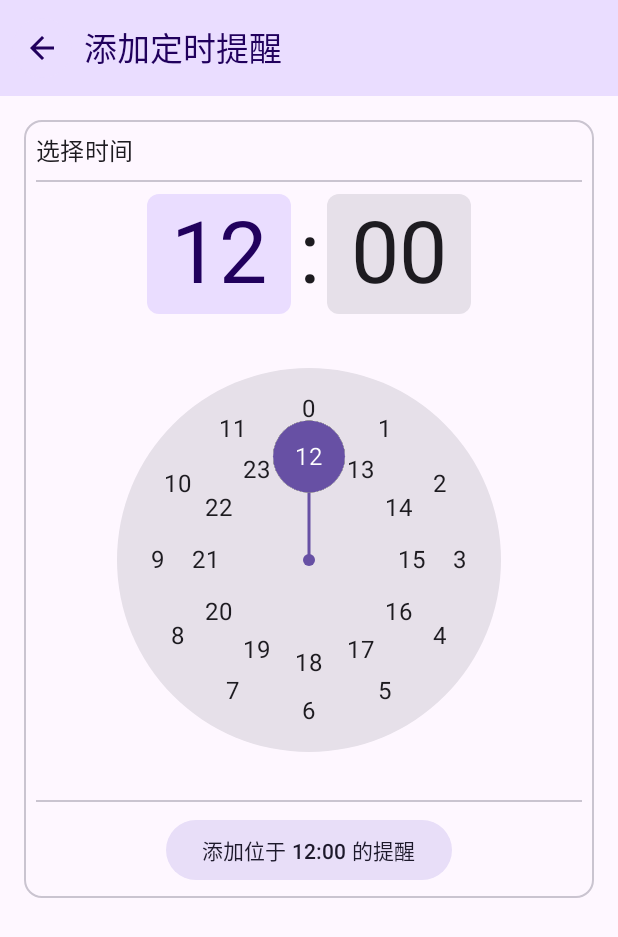
After one commit to 2024-Android-Homework/WaterTime, an Android app built with Jetpack Compose: the AddAlarmView screen opened through its navigation route, on a phone screen of 412 x 824 dp. The commit adds this screen. Shown: the top 937 px of the screen. Run offline under Robolectric (Android 15) with nearby library versions, the phone set to English and light mode, and no system bars.

Commit message:
Add time selector

```diff
--- a/app/build.gradle.kts
+++ b/app/build.gradle.kts
@@ -68,6 +68,9 @@ dependencies {
     implementation(libs.androidx.material3)
     implementation(libs.androidx.work.runtime.ktx)
     implementation(libs.gson)
+    implementation(libs.androidx.navigation.common)
+    implementation(libs.androidx.navigation.compose)
+    implementation(libs.androidx.navigation.common.ktx)
     testImplementation(libs.junit)
     androidTestImplementation(libs.androidx.junit)
     androidTestImplementation(libs.androidx.espresso.core)
--- a/app/src/main/java/com/wychlw/watertime/reminder/AlarmAdd.kt
+++ b/app/src/main/java/com/wychlw/watertime/reminder/AlarmAdd.kt
@@ -13,7 +13,9 @@ import androidx.compose.ui.Modifier
 @Composable
 fun AlarmAdd(modifier: Modifier, state: MutableState<reminderUiState>) {
     FilledTonalIconButton(
-        onClick = { /*TODO*/ },
+        onClick = {
+            state.value.nav.navigate(reminderRoute.ADD_ALARM)
+        },
         modifier = modifier
             .fillMaxWidth()
     ) {
--- a/app/src/main/java/com/wychlw/watertime/reminder/PeirodicList.kt
+++ b/app/src/main/java/com/wychlw/watertime/reminder/PeirodicList.kt
@@ -79,6 +79,7 @@ fun PeriodicList(modifier: Modifier = Modifier, state: MutableState<reminderUiSt
                         )
                         IconButton(onClick = {
                             removePeriodicReminder(ctx, state, it.id)
+                            saveState(ctx, state)
                         }) {
                             Icon(
                                 imageVector = Icons.Outlined.Delete,
--- a/app/src/main/java/com/wychlw/watertime/reminder/PeriodicAdd.kt
+++ b/app/src/main/java/com/wychlw/watertime/reminder/PeriodicAdd.kt
@@ -13,7 +13,9 @@ import androidx.compose.ui.Modifier
 @Composable
 fun PeriodicAdd(modifier: Modifier, state: MutableState<reminderUiState>) {
     FilledTonalIconButton(
-        onClick = { /*TODO*/ },
+        onClick = {
+            state.value.nav.navigate(reminderRoute.ADD_DELAY)
+        },
         modifier = modifier
             .fillMaxWidth()
     ) {
--- a/app/src/main/java/com/wychlw/watertime/reminder/ReminderActivity.kt
+++ b/app/src/main/java/com/wychlw/watertime/reminder/ReminderActivity.kt
@@ -1,10 +1,25 @@
 package com.wychlw.watertime.reminder
 
+import android.net.Uri
 import android.os.Bundle
 import androidx.activity.ComponentActivity
 import androidx.activity.compose.setContent
+import androidx.compose.animation.AnimatedContentTransitionScope
+import androidx.compose.animation.EnterTransition
+import androidx.compose.animation.ExitTransition
+import androidx.compose.animation.core.EaseIn
+import androidx.compose.animation.core.EaseOut
+import androidx.compose.animation.core.LinearEasing
+import androidx.compose.animation.core.tween
+import androidx.compose.animation.fadeIn
+import androidx.compose.animation.fadeOut
 import androidx.compose.runtime.Composable
 import androidx.compose.ui.tooling.preview.Preview
+import androidx.navigation.compose.NavHost
+import androidx.navigation.compose.composable
+import androidx.navigation.compose.rememberNavController
+import com.wychlw.watertime.reminder.ReminderAdd.AddAlarmView
+import com.wychlw.watertime.reminder.ReminderAdd.AddDelayView
 import com.wychlw.work1.AppTheme
 
 class ReminderActivity : ComponentActivity() {
@@ -18,10 +33,50 @@ class ReminderActivity : ComponentActivity() {
 
 @Composable
 fun ReminderActivityCreate() {
-    val state = initReminderUiState()
+    val nav = rememberNavController()
+    val state = initReminderUiState(nav)
 
     AppTheme {
-        ReminderView(state = state)
+        NavHost(
+            navController = nav,
+            startDestination = reminderRoute.REMINDER,
+            enterTransition = {
+                fadeIn(
+                    animationSpec = tween(
+                        300, easing = LinearEasing
+                    )
+                ) + slideIntoContainer(
+                    animationSpec = tween(300, easing = EaseIn),
+                    towards = AnimatedContentTransitionScope.SlideDirection.Start
+                )
+            },
+            exitTransition = {
+                ExitTransition.None
+            },
+            popExitTransition = {
+                fadeOut(
+                    animationSpec = tween(
+                        300, easing = LinearEasing
+                    )
+                ) + slideOutOfContainer(
+                    animationSpec = tween(300, easing = EaseOut),
+                    towards = AnimatedContentTransitionScope.SlideDirection.End
+                )
+            },
+            popEnterTransition = {
+                EnterTransition.None
+            }
+        ) {
+            composable(route = reminderRoute.REMINDER) {
+                ReminderView(state = state)
+            }
+            composable(route = reminderRoute.ADD_ALARM) {
+                AddAlarmView(state = state)
+            }
+            composable(route = reminderRoute.ADD_DELAY) {
+                AddDelayView(state = state)
+            }
+        }
     }
 }
 
--- /dev/null
+++ b/app/src/main/java/com/wychlw/watertime/reminder/ReminderAdd/AddAlarmView.kt
@@ -0,0 +1,110 @@
+package com.wychlw.watertime.reminder.ReminderAdd
+
+import androidx.compose.foundation.layout.Arrangement
+import androidx.compose.foundation.layout.Box
+import androidx.compose.foundation.layout.Column
+import androidx.compose.foundation.layout.Row
+import androidx.compose.foundation.layout.fillMaxWidth
+import androidx.compose.foundation.layout.padding
+import androidx.compose.material3.Divider
+import androidx.compose.material3.ExperimentalMaterial3Api
+import androidx.compose.material3.FilledTonalButton
+import androidx.compose.material3.MaterialTheme
+import androidx.compose.material3.OutlinedCard
+import androidx.compose.material3.Scaffold
+import androidx.compose.material3.Text
+import androidx.compose.material3.TimePicker
+import androidx.compose.material3.rememberTimePickerState
+import androidx.compose.runtime.Composable
+import androidx.compose.runtime.MutableState
+import androidx.compose.ui.Alignment
+import androidx.compose.ui.Modifier
+import androidx.compose.ui.platform.LocalContext
+import androidx.compose.ui.unit.dp
+import com.wychlw.watertime.reminder.addTimingReminder
+import com.wychlw.watertime.reminder.reminderUiState
+import com.wychlw.watertime.reminder.saveState
+import com.wychlw.watertime.reminder.util.AddThingTopBar
+
+@OptIn(ExperimentalMaterial3Api::class)
+@Composable
+fun AddAlarmView(modifier: Modifier = Modifier, state: MutableState<reminderUiState>) {
+    val timeState = rememberTimePickerState(12, 0, true)
+    val ctx = LocalContext.current
+    Scaffold(
+        topBar = {
+            AddThingTopBar(
+                state = state,
+                title = "添加定时提醒"
+            )
+        }
+    ) {innerPadding ->
+        OutlinedCard(
+            modifier = modifier
+                .padding(innerPadding)
+                .padding(16.dp)
+                .fillMaxWidth()
+        ) {
+            Box(
+                modifier = modifier
+                    .padding(8.dp)
+            ) {
+                Column(
+                    modifier = modifier
+                        .fillMaxWidth(),
+                    horizontalAlignment = Alignment.CenterHorizontally
+                ) {
+                    Row(
+                        modifier = modifier
+                            .fillMaxWidth(),
+                        verticalAlignment = Alignment.CenterVertically
+                    ) {
+                        Text(
+                            text = "选择时间",
+                            style = MaterialTheme.typography.titleMedium
+                        )
+                    }
+                    Divider(
+                        modifier = modifier
+                            .padding(vertical = 8.dp)
+                    )
+                    TimePicker(
+                        state = timeState
+                    )
+                    Divider(
+                        modifier = modifier
+                            .padding(vertical = 8.dp)
+                    )
+                    Row(
+                        modifier = modifier
+                            .fillMaxWidth(),
+                        horizontalArrangement = Arrangement.Center,
+                        verticalAlignment = Alignment.CenterVertically
+                    ) {
+                        FilledTonalButton(
+                            onClick = {
+                                addTimingReminder(
+                                    ctx,
+                                    state,
+                                    timeState.hour,
+                                    timeState.minute
+                                )
+                                state.value.nav.navigateUp()
+                                saveState(ctx, state)
+                            }
+                        ) {
+                            Text(
+                                text = "添加位于 ${
+                                    if (timeState.hour.toString().length < 2) "0" + timeState.hour.toString() else timeState.hour
+                                }:${
+                                    if (timeState.minute.toString().length < 2) "0" + timeState.minute.toString() else timeState.minute
+                                } 的提醒"
+                            )
+                        }
+                    }
+                }
+            }
+        }
+
+    }
+}
--- a/app/src/main/java/com/wychlw/watertime/reminder/ReminderModeSelector.kt
+++ b/app/src/main/java/com/wychlw/watertime/reminder/ReminderModeSelector.kt
@@ -33,6 +33,7 @@ fun ReminderModeSelector(modifier: Modifier = Modifier, state: MutableState<remi
                         alarm.code = reminderAlarmSchedule(ctx, alarm.hour, alarm.minute)
                     }
                 }
+                saveState(ctx, reminderState = state)
             },
             shape = ButtonDefaults.outlinedShape,
             colors = ButtonDefaults.buttonColors(
@@ -59,6 +60,7 @@ fun ReminderModeSelector(modifier: Modifier = Modifier, state: MutableState<remi
                         periodic.id = reminderPeriodicSchedule(ctx, periodic.period)
                     }
                 }
+                saveState(ctx, reminderState = state)
             },
             shape = ButtonDefaults.outlinedShape,
             colors = ButtonDefaults.buttonColors(
--- a/app/src/main/java/com/wychlw/watertime/reminder/ReminderView.kt
+++ b/app/src/main/java/com/wychlw/watertime/reminder/ReminderView.kt
@@ -43,7 +43,6 @@ fun ReminderView(
     modifier: Modifier = Modifier,
     state: MutableState<reminderUiState>
 ) {
-    val ctx = LocalContext.current
     Scaffold(
         topBar = {
             ReminderTopBar(modifier = modifier)
@@ -80,8 +79,6 @@ fun ReminderView(
                 } else {
                     PeriodicAdd(modifier = modifier, state = state)
                 }
-
-
             }
         }
     }
--- a/app/src/main/java/com/wychlw/watertime/reminder/reminderViewModel.kt
+++ b/app/src/main/java/com/wychlw/watertime/reminder/reminderViewModel.kt
@@ -6,8 +6,17 @@ import androidx.compose.runtime.MutableState
 import androidx.compose.runtime.mutableStateOf
 import androidx.compose.runtime.remember
 import androidx.compose.ui.platform.LocalContext
+import androidx.navigation.NavController
 import java.io.File
 import java.util.UUID
+
+class reminderRoute() {
+    companion object {
+        val REMINDER = "reminder"
+        val ADD_ALARM = "add_alarm"
+        val ADD_DELAY = "add_delay"
+    }
+}
 
 class reminderMode() {
     companion object{
@@ -34,7 +43,8 @@ data class reminderUiState(
     val intervalList: MutableState<List<periodicReminder>>,
     val timingList: MutableState<List<timingReminder>>,
     val intervalFile: MutableState<File>,
-    val timingFile: MutableState<File>
+    val timingFile: MutableState<File>,
+    val nav: NavController
 )
 
 @Composable
@@ -44,9 +54,8 @@ private fun getReminderMode(): Int {
     return sharedPreferences.getInt("reminderMode", reminderMode.TIMING)
 }
 
-@Composable
-private fun setReminderMode(mode: Int) {
-    val ctx = LocalContext.current
+
+private fun setReminderMode(ctx: Context, mode: Int) {
     val sharedPreferences = ctx.getSharedPreferences("reminderPrefs", Context.MODE_PRIVATE)
     sharedPreferences.edit().putInt("reminderMode", mode).apply()
 }
@@ -58,9 +67,8 @@ private fun getReminderInterval(): Int {
     return sharedPreferences.getInt("reminderInterval", 0)
 }
 
-@Composable
-private fun setReminderInterval(interval: Int) {
-    val ctx = LocalContext.current
+
+private fun setReminderInterval(ctx: Context, interval: Int) {
     val sharedPreferences = ctx.getSharedPreferences("reminderPrefs", Context.MODE_PRIVATE)
     sharedPreferences.edit().putInt("reminderInterval", interval).apply()
 }
@@ -72,22 +80,20 @@ private fun getReminderTiming(): List<Int> {
     return sharedPreferences.getString("reminderTiming", "0,0")!!.split(",").map { it.toInt() }
 }
 
-@Composable
-private fun setReminderTiming(timing: List<Int>) {
-    val ctx = LocalContext.current
+
+private fun setReminderTiming(ctx: Context, timing: List<Int>) {
     val sharedPreferences = ctx.getSharedPreferences("reminderPrefs", Context.MODE_PRIVATE)
     sharedPreferences.edit().putString("reminderTiming", timing.joinToString(",")).apply()
 }
 
-@Composable
-fun saveState(reminderState: MutableState<reminderUiState>) {
-    setReminderMode(reminderState.value.mode.value)
-    setReminderInterval(reminderState.value.interval.value)
-    setReminderTiming(reminderState.value.timing.value)
+fun saveState(ctx: Context, reminderState: MutableState<reminderUiState>) {
+    setReminderMode(ctx, reminderState.value.mode.value)
+    setReminderInterval(ctx, reminderState.value.interval.value)
+    setReminderTiming(ctx, reminderState.value.timing.value)
 }
 
 @Composable
-fun initReminderUiState(): MutableState<reminderUiState> {
+fun initReminderUiState(nav: NavController): MutableState<reminderUiState> {
     val mode = getReminderMode()
     val interval = getReminderInterval()
     val timing = getReminderTiming()
@@ -109,12 +115,13 @@ fun initReminderUiState(): MutableState<reminderUiState> {
                 emptyList<timingReminder>()
             ),
             intervalFile = mutableStateOf(intervalFile),
-            timingFile = mutableStateOf(timingFile)
+            timingFile = mutableStateOf(timingFile),
+            nav = nav
         ))
     }
 
     reminderState.value.intervalList.value = getAllPeriodicReminders(state = reminderState)
-//    reminderState.value.timingList.value =
+    reminderState.value.timingList.value = getAllTimingReminders(state = reminderState)
 
     return reminderState
 }
--- /dev/null
+++ b/app/src/main/java/com/wychlw/watertime/reminder/util/AddThingTopBar.kt
@@ -0,0 +1,58 @@
+package com.wychlw.watertime.reminder.util
+
+import androidx.compose.material.icons.Icons
+import androidx.compose.material.icons.filled.ArrowBack
+import androidx.compose.material3.ExperimentalMaterial3Api
+import androidx.compose.material3.Icon
+import androidx.compose.material3.IconButton
+import androidx.compose.material3.IconButtonDefaults
+import androidx.compose.material3.MaterialTheme
+import androidx.compose.material3.Text
+import androidx.compose.material3.TopAppBar
+import androidx.compose.material3.TopAppBarDefaults
+import androidx.compose.runtime.Composable
+import androidx.compose.runtime.MutableState
+import androidx.compose.ui.Modifier
+import androidx.compose.ui.platform.LocalContext
+import com.wychlw.watertime.reminder.ReminderActivity
+import com.wychlw.watertime.reminder.reminderUiState
+import com.wychlw.watertime.reminder.saveState
+
+@OptIn(ExperimentalMaterial3Api::class)
+@Composable
+fun AddThingTopBar(
+    modifier: Modifier = Modifier,
+    state: MutableState<reminderUiState>,
+    title: String
+) {
+    val ctx = LocalContext.current
+    TopAppBar(
+        colors = TopAppBarDefaults.topAppBarColors(
+            containerColor = MaterialTheme.colorScheme.primaryContainer,
+            titleContentColor = MaterialTheme.colorScheme.onPrimaryContainer
+        ),
+        title = {
+            Text(
+                text = title,
+                maxLines = 1
+            )
+        },
+        navigationIcon = {
+            IconButton(
+                onClick = {
+                    state.value.nav.navigateUp()
+                    saveState(ctx, state)
+                },
+                colors = IconButtonDefaults.iconButtonColors(
+                    containerColor = MaterialTheme.colorScheme.primaryContainer,
+                    contentColor = MaterialTheme.colorScheme.onPrimaryContainer
+                )
+            ) {
+                Icon(
+                    imageVector = Icons.Filled.ArrowBack,
+                    contentDescription = "Back",
+                )
+            }
+        }
+    )
+}
--- a/gradle/libs.versions.toml
+++ b/gradle/libs.versions.toml
@@ -10,6 +10,9 @@ activityCompose = "1.9.0"
 composeBom = "2023.08.00"
 workRuntimeKtx = "2.9.0"
 gson = "2.11.0"
+navigationCommon = "2.7.7"
+navigationCompose = "2.7.7"
+navigationCommonKtx = "2.7.7"
 
 [libraries]
 androidx-core-ktx = { group = "androidx.core", name = "core-ktx", version.ref = "coreKtx" }
@@ -28,6 +31,9 @@ androidx-ui-test-junit4 = { group = "androidx.compose.ui", name = "ui-test-junit
 androidx-material3 = { group = "androidx.compose.material3", name = "material3" }
 androidx-work-runtime-ktx = { group = "androidx.work", name = "work-runtime-ktx", version.ref = "workRuntimeKtx" }
 gson = { group = "com.google.code.gson", name = "gson", version.ref = "gson" }
+androidx-navigation-common = { group = "androidx.navigation", name = "navigation-common", version.ref = "navigationCommon" }
+androidx-navigation-compose = { group = "androidx.navigation", name = "navigation-compose", version.ref = "navigationCompose" }
+androidx-navigation-common-ktx = { group = "androidx.navigation", name = "navigation-common-ktx", version.ref = "navigationCommonKtx" }
 
 [plugins]
 androidApplication = { id = "com.android.application", version.ref = "agp" }
```
Also changed, not shown: app/src/main/java/com/wychlw/watertime/reminder/AlarmList.kt (+6 -1 lines), app/src/main/java/com/wychlw/watertime/reminder/ReminderAdd/AddDelayView.kt (added, +111 -0 lines).
